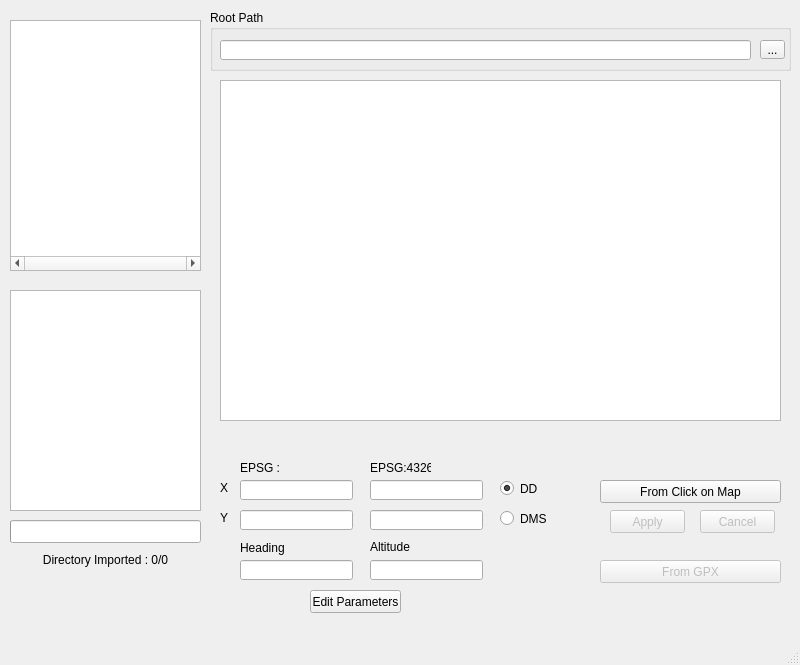
Qt form protoComitePhoto.ui (frpin33/geoRef_QGIS) before a commit.
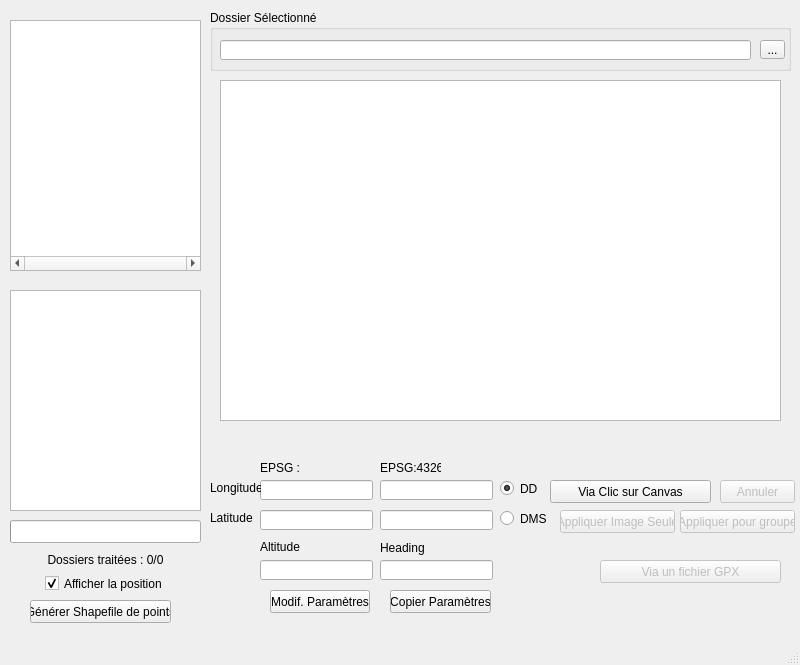
The same form after that commit.

What changed in the file:
```diff
--- a/protoComitePhoto.ui
+++ b/protoComitePhoto.ui
@@ -27,7 +27,7 @@
    <widget class="QLineEdit" name="lineEditXCoordQGIS">
     <property name="geometry">
      <rect>
-      <x>240</x>
+      <x>260</x>
       <y>480</y>
       <width>113</width>
       <height>20</height>
@@ -40,33 +40,33 @@
    <widget class="QLabel" name="label">
     <property name="geometry">
      <rect>
-      <x>220</x>
+      <x>210</x>
       <y>480</y>
-      <width>21</width>
+      <width>51</width>
       <height>16</height>
      </rect>
     </property>
     <property name="text">
-     <string>X</string>
+     <string>Longitude</string>
     </property>
    </widget>
    <widget class="QLabel" name="label_2">
     <property name="geometry">
      <rect>
-      <x>220</x>
+      <x>210</x>
       <y>510</y>
-      <width>16</width>
+      <width>51</width>
       <height>16</height>
      </rect>
     </property>
     <property name="text">
-     <string>Y</string>
+     <string>Latitude</string>
     </property>
    </widget>
    <widget class="QLineEdit" name="lineEditYCoordQGIS">
     <property name="geometry">
      <rect>
-      <x>240</x>
+      <x>260</x>
       <y>510</y>
       <width>113</width>
       <height>20</height>
@@ -89,20 +89,20 @@
      </rect>
     </property>
     <property name="text">
-     <string>From GPX</string>
+     <string>Via un fichier GPX</string>
     </property>
    </widget>
    <widget class="QPushButton" name="pushButtonClick">
     <property name="geometry">
      <rect>
-      <x>600</x>
+      <x>550</x>
       <y>480</y>
-      <width>181</width>
+      <width>161</width>
       <height>23</height>
      </rect>
     </property>
     <property name="text">
-     <string>From Click on Map</string>
+     <string>Via Clic sur Canvas</string>
     </property>
     <property name="checkable">
      <bool>false</bool>
@@ -124,7 +124,7 @@
    <widget class="QLineEdit" name="lineEditXCoordStand">
     <property name="geometry">
      <rect>
-      <x>370</x>
+      <x>380</x>
       <y>480</y>
       <width>113</width>
       <height>20</height>
@@ -137,7 +137,7 @@
    <widget class="QLineEdit" name="lineEditYCoordStand">
     <property name="geometry">
      <rect>
-      <x>370</x>
+      <x>380</x>
       <y>510</y>
       <width>113</width>
       <height>20</height>
@@ -157,7 +157,7 @@
      </rect>
     </property>
     <property name="title">
-     <string>Root Path</string>
+     <string>Dossier Sélectionné</string>
     </property>
     <widget class="QLineEdit" name="lineEditRootPath">
      <property name="geometry">
@@ -232,7 +232,7 @@
    <widget class="QLabel" name="labelEPSG">
     <property name="geometry">
      <rect>
-      <x>240</x>
+      <x>260</x>
       <y>460</y>
       <width>91</width>
       <height>16</height>
@@ -245,7 +245,7 @@
    <widget class="QLabel" name="label_4">
     <property name="geometry">
      <rect>
-      <x>370</x>
+      <x>380</x>
       <y>460</y>
       <width>61</width>
       <height>16</height>
@@ -258,7 +258,7 @@
    <widget class="QLineEdit" name="lineEditHeading">
     <property name="geometry">
      <rect>
-      <x>240</x>
+      <x>380</x>
       <y>560</y>
       <width>113</width>
       <height>20</height>
@@ -271,7 +271,7 @@
    <widget class="QLabel" name="label_6">
     <property name="geometry">
      <rect>
-      <x>240</x>
+      <x>380</x>
       <y>540</y>
       <width>51</width>
       <height>16</height>
@@ -284,7 +284,7 @@
    <widget class="QLabel" name="label_7">
     <property name="geometry">
      <rect>
-      <x>370</x>
+      <x>260</x>
       <y>540</y>
       <width>47</width>
       <height>13</height>
@@ -297,7 +297,7 @@
    <widget class="QLineEdit" name="lineEditAltitude">
     <property name="geometry">
      <rect>
-      <x>370</x>
+      <x>260</x>
       <y>560</y>
       <width>113</width>
       <height>20</height>
@@ -310,14 +310,14 @@
    <widget class="QPushButton" name="pushButtonAltitude">
     <property name="geometry">
      <rect>
-      <x>310</x>
+      <x>270</x>
       <y>590</y>
-      <width>91</width>
+      <width>100</width>
       <height>23</height>
      </rect>
     </property>
     <property name="text">
-     <string>Edit Parameters</string>
+     <string>Modif. Paramètres</string>
     </property>
    </widget>
    <widget class="QProgressBar" name="progressBar">
@@ -346,7 +346,7 @@
      </rect>
     </property>
     <property name="text">
-     <string>Directory Imported : 0/0</string>
+     <string>Dossiers traitées : 0/0</string>
     </property>
     <property name="alignment">
      <set>Qt::AlignCenter</set>
@@ -390,14 +390,14 @@
     </property>
     <property name="geometry">
      <rect>
-      <x>610</x>
+      <x>560</x>
       <y>510</y>
-      <width>75</width>
+      <width>115</width>
       <height>23</height>
      </rect>
     </property>
     <property name="text">
-     <string>Apply</string>
+     <string>Appliquer Image Seule</string>
     </property>
    </widget>
    <widget class="QPushButton" name="pushButtonCancelClick">
@@ -406,14 +406,72 @@
     </property>
     <property name="geometry">
      <rect>
-      <x>700</x>
-      <y>510</y>
+      <x>720</x>
+      <y>480</y>
       <width>75</width>
       <height>23</height>
      </rect>
     </property>
     <property name="text">
-     <string>Cancel</string>
+     <string>Annuler</string>
+    </property>
+   </widget>
+   <widget class="QPushButton" name="pushButtonApplyGroup">
+    <property name="enabled">
+     <bool>false</bool>
+    </property>
+    <property name="geometry">
+     <rect>
+      <x>680</x>
+      <y>510</y>
+      <width>115</width>
+      <height>23</height>
+     </rect>
+    </property>
+    <property name="text">
+     <string>Appliquer pour groupe</string>
+    </property>
+   </widget>
+   <widget class="QPushButton" name="pushButtonClone">
+    <property name="geometry">
+     <rect>
+      <x>390</x>
+      <y>590</y>
+      <width>101</width>
+      <height>23</height>
+     </rect>
+    </property>
+    <property name="text">
+     <string>Copier Paramètres</string>
+    </property>
+   </widget>
+   <widget class="QPushButton" name="pushButtonShapefile">
+    <property name="geometry">
+     <rect>
+      <x>30</x>
+      <y>600</y>
+      <width>141</width>
+      <height>23</height>
+     </rect>
+    </property>
+    <property name="text">
+     <string>Générer Shapefile de points</string>
+    </property>
+   </widget>
+   <widget class="QCheckBox" name="checkBoxShowPosition">
+    <property name="geometry">
+     <rect>
+      <x>45</x>
+      <y>575</y>
+      <width>121</width>
+      <height>17</height>
+     </rect>
+    </property>
+    <property name="text">
+     <string>Afficher la position</string>
+    </property>
+    <property name="checked">
+     <bool>true</bool>
     </property>
    </widget>
   </widget>
```
Left out of the diff: 4 changed lines with no effect on the pictures.
